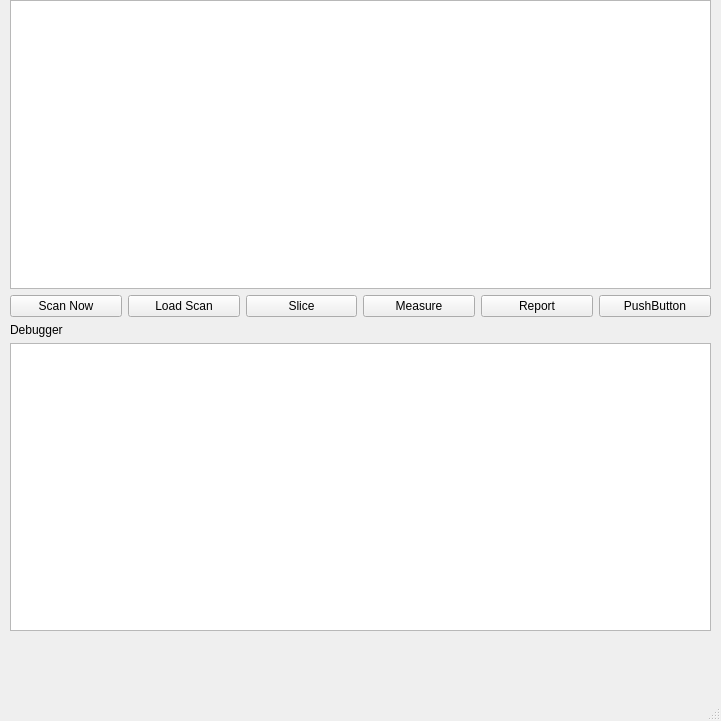
Before: the Qt Designer form spectr.ui in enjoycowboy/spectre, drawn with Qt 5.
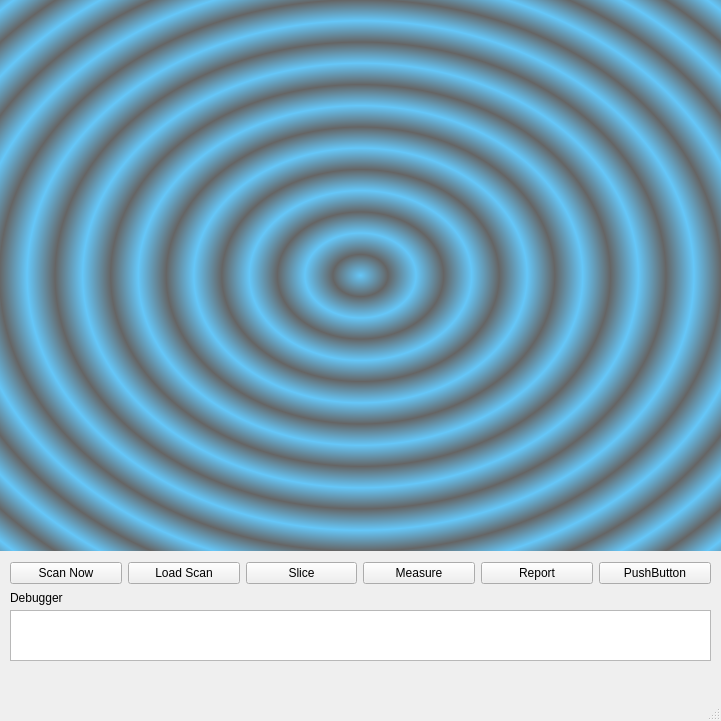
After: the same form once the commit is applied.

Commit message: funcionalidade levada pro modulo topo

The edit to the form file:
```diff
--- a/spectr.ui
+++ b/spectr.ui
@@ -29,20 +29,66 @@
    <string>Spectrox</string>
   </property>
   <widget class="QWidget" name="centralwidget">
+   <widget class="QTextBrowser" name="textBrowser">
+    <property name="enabled">
+     <bool>true</bool>
+    </property>
+    <property name="geometry">
+     <rect>
+      <x>10</x>
+      <y>610</y>
+      <width>701</width>
+      <height>51</height>
+     </rect>
+    </property>
+   </widget>
+   <widget class="QLabel" name="label">
+    <property name="geometry">
+     <rect>
+      <x>10</x>
+      <y>590</y>
+      <width>59</width>
+      <height>16</height>
+     </rect>
+    </property>
+    <property name="text">
+     <string>Debugger</string>
+    </property>
+   </widget>
+   <widget class="QWidget" name="screen" native="true">
+    <property name="geometry">
+     <rect>
+      <x>0</x>
+      <y>0</y>
+      <width>721</width>
+      <height>551</height>
+     </rect>
+    </property>
+    <property name="cursor">
+     <cursorShape>CrossCursor</cursorShape>
+    </property>
+    <property name="mouseTracking">
+     <bool>true</bool>
+    </property>
+    <property name="contextMenuPolicy">
+     <enum>Qt::DefaultContextMenu</enum>
+    </property>
+    <property name="autoFillBackground">
+     <bool>false</bool>
+    </property>
+    <property name="styleSheet">
+     <string notr="true">background-color: qradialgradient(spread:repeat, cx:0.5, cy:0.5, radius:0.077, fx:0.5, fy:0.5, stop:0 rgba(0, 169, 255, 147), stop:0.497326 rgba(0, 0, 0, 147), stop:1 rgba(0, 169, 255, 147));</string>
+    </property>
+   </widget>
    <widget class="QWidget" name="layoutWidget">
     <property name="geometry">
      <rect>
       <x>10</x>
-      <y>0</y>
+      <y>560</y>
       <width>701</width>
-      <height>631</height>
+      <height>26</height>
      </rect>
     </property>
-    <layout class="QVBoxLayout" name="verticalLayout">
-     <item>
-      <widget class="QGraphicsView" name="graphicsView"/>
-     </item>
-     <item>
       <layout class="QHBoxLayout" name="horizontalLayout">
        <item>
         <widget class="QPushButton" name="scan">
@@ -96,18 +142,6 @@
         </widget>
        </item>
       </layout>
-     </item>
-     <item>
-      <widget class="QLabel" name="label">
-       <property name="text">
-        <string>Debugger</string>
-       </property>
-      </widget>
-     </item>
-     <item>
-      <widget class="QTextBrowser" name="textBrowser"/>
-     </item>
-    </layout>
    </widget>
   </widget>
   <widget class="QMenuBar" name="menubar">
```
Left out of the diff: 72 changed lines with no effect on the pictures. Lines whose indentation alone changed are shown as unchanged. The commit also changes 2 other files.
